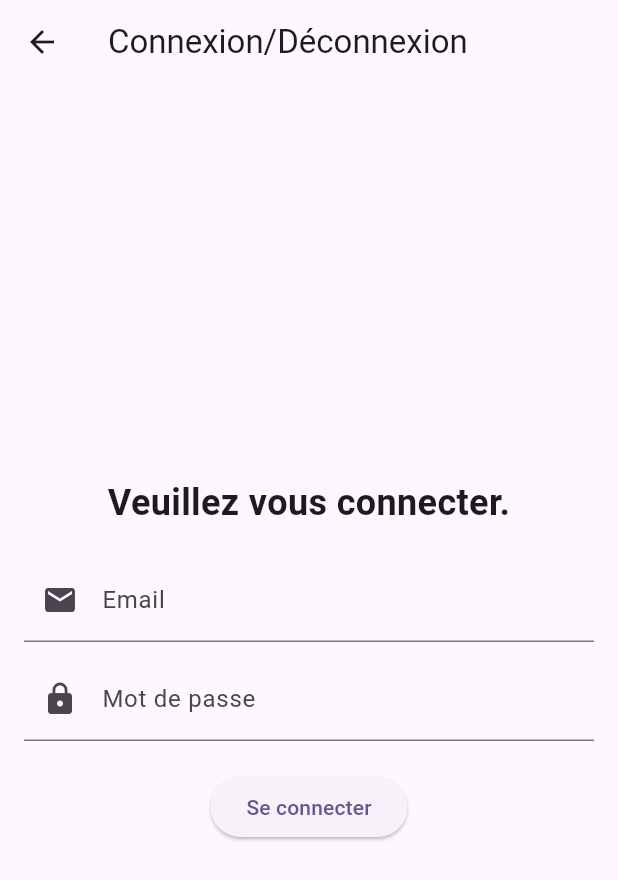
After one commit to Isabelle-Comp/gestionDepense, a Flutter app: the LoginPage screen opened directly, on a phone screen of 412 x 824 dp. The commit adds this screen. Shown: the top 880 px of the screen. Run offline on Flutter 3.47's test engine with Material 3 defaults, Android fonts, the phone set to English and light mode, and no system bars; missing offline and left inert: gd; statements that could not run were skipped.

Commit message:
Isabelle-comp

```diff
--- a/lib/pages/homePage.dart
+++ b/lib/pages/homePage.dart
@@ -1,4 +1,7 @@
 import 'package:flutter/material.dart';
+import 'package:gd/pages/onboarding.dart';
+import 'package:gd/pages/login.dart';
+
 
 
 
--- /dev/null
+++ b/lib/pages/login.dart
@@ -0,0 +1,114 @@
+import 'package:flutter/material.dart';
+
+class LoginPage extends StatefulWidget {
+  const LoginPage({super.key});
+
+  @override
+  _LoginPageState createState() => _LoginPageState();
+}
+
+class _LoginPageState extends State<LoginPage> {
+  bool _isLoggedIn = false;  // L'état de connexion : initialement déconnecté
+  final _emailController = TextEditingController();  // Contrôleur pour l'email
+  final _passwordController = TextEditingController();  // Contrôleur pour le mot de passe
+
+  // Méthode pour gérer la connexion
+  void _login() {
+    final email = _emailController.text;
+    final password = _passwordController.text;
+
+    if (email.isNotEmpty && password.isNotEmpty) {
+      // Simulation de la connexion : ici, vous pouvez ajouter la logique de validation avec un backend
+      setState(() {
+        _isLoggedIn = true;  // L'utilisateur est maintenant connecté
+      });
+    } else {
+      // Si l'email ou le mot de passe sont vides, affichez un message d'erreur
+      ScaffoldMessenger.of(context).showSnackBar(
+        const SnackBar(content: Text('Veuillez entrer un email et un mot de passe')),
+      );
+    }
+  }
+
+  // Méthode pour gérer la déconnexion
+  void _logout() {
+    setState(() {
+      _isLoggedIn = false;  // L'utilisateur est maintenant déconnecté
+    });
+
+    // Réinitialiser les champs de texte lorsque l'utilisateur se déconnecte
+    _emailController.clear();
+    _passwordController.clear();
+  }
+
+  @override
+  Widget build(BuildContext context) {
+    return Scaffold(
+      appBar: AppBar(
+        title: const Text('Connexion/Déconnexion'),
+        actions: [
+          // Affiche un bouton de déconnexion si l'utilisateur est connecté
+          if (_isLoggedIn)
+            IconButton(
+              icon: const Icon(Icons.exit_to_app),
+              onPressed: _logout, // Déconnexion
+            ),
+        ],
+      ),
+      body: Padding(
+        padding: const EdgeInsets.all(16.0),
+        child: Center(
+          child: Column(
+            mainAxisAlignment: MainAxisAlignment.center,
+            children: [
+              // Affiche un message différent selon si l'utilisateur est connecté ou non
+              Text(
+                _isLoggedIn
+                    ? 'Bienvenue, vous êtes connecté !'
+                    : 'Veuillez vous connecter.',
+                style: const TextStyle(fontSize: 24, fontWeight: FontWeight.bold),
+                textAlign: TextAlign.center,
+              ),
+              const SizedBox(height: 20),
+
+              // Si l'utilisateur est déconnecté, afficher les champs email et mot de passe
+              if (!_isLoggedIn)
+                Column(
+                  children: [
+                    TextField(
+                      controller: _emailController,
+                      decoration: const InputDecoration(
+                        labelText: 'Email',
+                        prefixIcon: Icon(Icons.email),
+                      ),
+                      keyboardType: TextInputType.emailAddress,
+                    ),
+                    const SizedBox(height: 10),
+                    TextField(
+                      controller: _passwordController,
+                      decoration: const InputDecoration(
+                        labelText: 'Mot de passe',
+                        prefixIcon: Icon(Icons.lock),
+                      ),
+                      obscureText: true,  // Masque le mot de passe
+                    ),
+                    const SizedBox(height: 20),
+                    ElevatedButton(
+                      onPressed: _login,  // Appel à la méthode de connexion
+                      child: const Text('Se connecter'),
+                    ),
+                  ],
+                )
+              else
+              // Si l'utilisateur est connecté, afficher le bouton de déconnexion
+                ElevatedButton(
+                  onPressed: _logout, // Appel à la méthode de déconnexion
+                  child: const Text('Se déconnecter'),
+                ),
+            ],
+          ),
+        ),
+      ),
+    );
+  }
+}
```
Also changed, not shown: lib/pages/onbaording.dart (+42 -17 lines).
